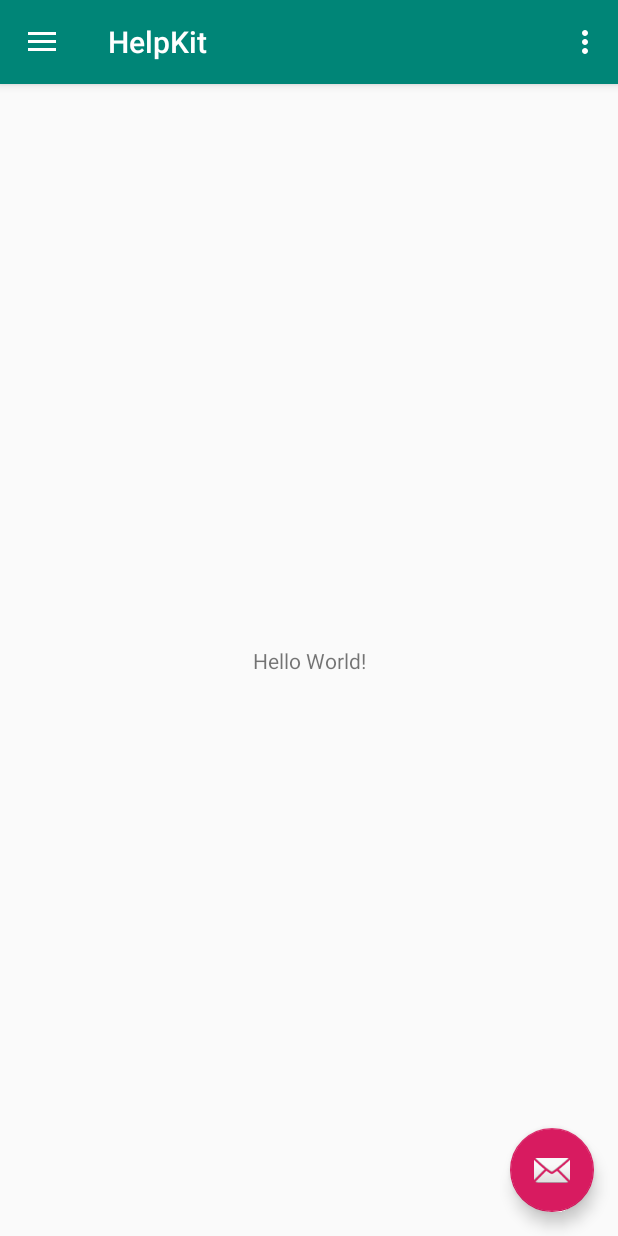
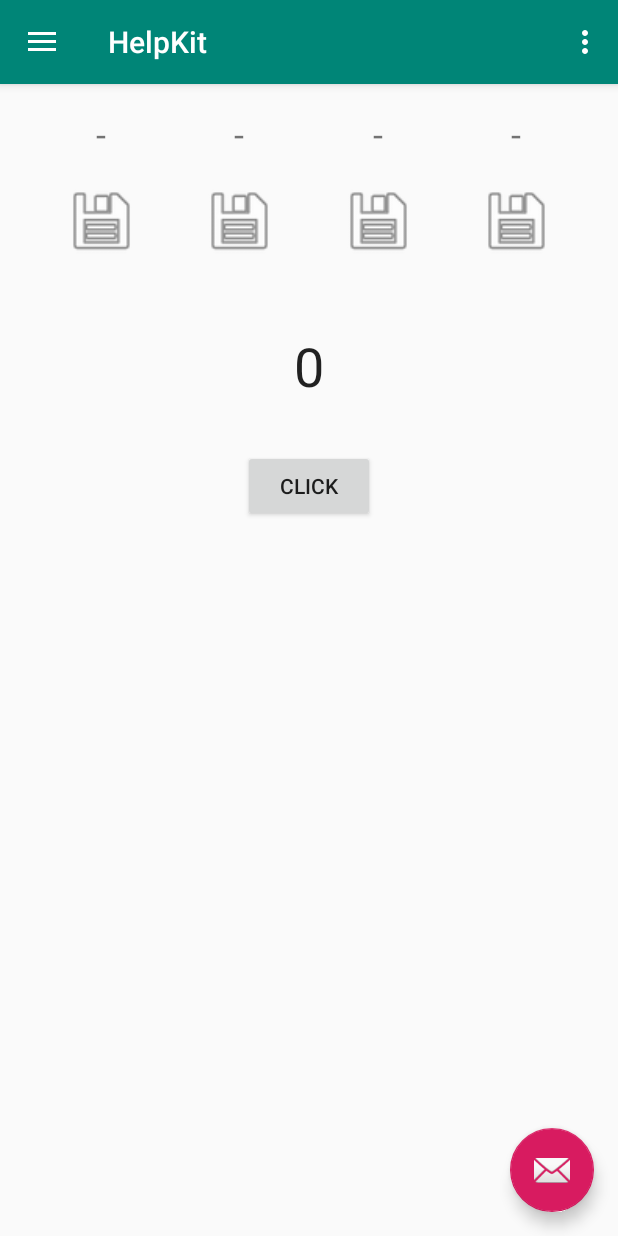
Before and after one commit to drandoolet/HelpKit, an Android app: the screen it shows after launch (MainActivity), in the side drawer, after a tap on "Send", on a phone screen of 412 x 824 dp. Run offline under Robolectric (Android 15) with nearby library versions, the phone set to English and light mode, and no system bars.

Commit message:
added Randomizer and Clicker

```diff
--- a/src/main/java/com/example/user/helpkit/MainActivity.java
+++ b/src/main/java/com/example/user/helpkit/MainActivity.java
@@ -1,5 +1,7 @@
 package com.example.user.helpkit;
 
+import android.support.v4.app.Fragment;
+import android.support.v4.app.FragmentTransaction;
 import android.os.Bundle;
 import android.support.design.widget.FloatingActionButton;
 import android.support.design.widget.Snackbar;
@@ -12,6 +14,7 @@ import android.support.v7.app.AppCompatActivity;
 import android.support.v7.widget.Toolbar;
 import android.view.Menu;
 import android.view.MenuItem;
+import android.widget.ImageButton;
 
 public class MainActivity extends AppCompatActivity
         implements NavigationView.OnNavigationItemSelectedListener {
@@ -40,6 +43,11 @@ public class MainActivity extends AppCompatActivity
 
         NavigationView navigationView = (NavigationView) findViewById(R.id.nav_view);
         navigationView.setNavigationItemSelectedListener(this);
+
+        FragmentTransaction transaction = getSupportFragmentManager().beginTransaction();
+        MainFragment fragment = new MainFragment();
+        transaction.replace(R.id.container, fragment, "initial"); //TODO add tags
+        transaction.commit();
     }
 
     @Override
@@ -80,18 +88,16 @@ public class MainActivity extends AppCompatActivity
         // Handle navigation view item clicks here.
         int id = item.getItemId();
 
-        if (id == R.id.nav_camera) {
-            // Handle the camera action
-        } else if (id == R.id.nav_gallery) {
-
-        } else if (id == R.id.nav_slideshow) {
-
-        } else if (id == R.id.nav_manage) {
-
-        } else if (id == R.id.nav_share) {
-
-        } else if (id == R.id.nav_send) {
-
+        if (id == R.id.nav_randomizer) {
+            FragmentTransaction transaction = getSupportFragmentManager().beginTransaction();
+            RandomizerFragment fragment = new RandomizerFragment();
+            transaction.replace(R.id.container, fragment, "randomizer");
+            transaction.commit();
+        } else if (id == R.id.nav_clicker) {
+            FragmentTransaction transaction = getSupportFragmentManager().beginTransaction();
+            ClickerFragment fragment = new ClickerFragment();
+            transaction.replace(R.id.container, fragment, "clicker");
+            transaction.commit();
         }
 
         DrawerLayout drawer = (DrawerLayout) findViewById(R.id.drawer_layout);
--- /dev/null
+++ b/src/main/java/com/example/user/helpkit/MainFragment.java
@@ -0,0 +1,45 @@
+package com.example.user.helpkit;
+
+import android.os.Bundle;
+import android.support.annotation.NonNull;
+import android.support.annotation.Nullable;
+import android.support.v4.app.Fragment;
+import android.support.v4.app.FragmentTransaction;
+import android.view.LayoutInflater;
+import android.view.View;
+import android.view.ViewGroup;
+import android.widget.ImageButton;
+
+public class MainFragment extends Fragment {
+    private ImageButton fragment1Button, fragment2Button;
+
+
+    @Override
+    public View onCreateView(@NonNull LayoutInflater inflater, @Nullable ViewGroup container, @Nullable Bundle savedInstanceState) {
+        View view = inflater.inflate(R.layout.fragment_main, container, false);
+
+        fragment1Button = view.findViewById(R.id.fragment1ImageButton);
+        fragment2Button = view.findViewById(R.id.fragment2ImageButton);
+
+        ImageButton[] buttons = {fragment1Button, fragment2Button};
+        for (ImageButton button : buttons) button.setOnClickListener(buttonListener);
+
+        return view;
+    }
+
+    private View.OnClickListener buttonListener = new View.OnClickListener() {
+        @Override
+        public void onClick(View view) {
+            Fragment fragment = null;
+            switch (view.getId()) {
+                case R.id.fragment1ImageButton: fragment = new RandomizerFragment(); break;
+                case R.id.fragment2ImageButton: fragment = new ClickerFragment(); break;
+            }
+            if (fragment != null) {
+                FragmentTransaction transaction = getFragmentManager().beginTransaction();
+                transaction.replace(R.id.container, fragment, "initial"); //TODO add tags
+                transaction.commit();
+            }
+        }
+    };
+}
--- /dev/null
+++ b/src/main/java/com/example/user/helpkit/RandomizerFragment.java
@@ -0,0 +1,61 @@
+package com.example.user.helpkit;
+
+import android.os.Bundle;
+import android.support.annotation.NonNull;
+import android.support.annotation.Nullable;
+import android.support.v4.app.Fragment;
+import android.view.LayoutInflater;
+import android.view.View;
+import android.view.ViewGroup;
+import android.widget.Button;
+import android.widget.EditText;
+import android.widget.TextView;
+import android.widget.Toast;
+
+import java.security.SecureRandom;
+
+public class RandomizerFragment extends Fragment {
+    private int boundFrom, boundTo;
+    private SecureRandom random;
+    private Button randomizeButton;
+    private EditText boundFromEditText, boundToEditText;
+    private TextView resultTextView;
+
+    @Override
+    public View onCreateView(@NonNull LayoutInflater inflater, @Nullable ViewGroup container, @Nullable Bundle savedInstanceState) {
+        View view = inflater.inflate(R.layout.fragment_randomizer, container, false);
+
+        boundFromEditText = view.findViewById(R.id.boundFromEditText);
+        boundToEditText = view.findViewById(R.id.boundToEditText);
+
+        randomizeButton = view.findViewById(R.id.randomizeButton);
+        randomizeButton.setOnClickListener(buttonListener);
+
+        resultTextView = view.findViewById(R.id.resultTextView);
+
+        random = new SecureRandom();
+
+        return view;
+    }
+
+    private View.OnClickListener buttonListener = new View.OnClickListener() {
+        @Override
+        public void onClick(View view) {
+            if (boundFromEditText.getText().toString().equals("")) {
+                if (boundToEditText.getText().toString().equals("")) {
+                    Toast.makeText(getContext(), "enter at least the upper bound", Toast.LENGTH_SHORT).show();
+                } else {
+                    boundTo = Integer.parseInt(boundToEditText.getText().toString());
+                    resultTextView.setText(Integer.toString(1 + random.nextInt(boundTo)));
+                }
+            } else {
+                boundFrom = Integer.parseInt(boundFromEditText.getText().toString());
+                boundTo = Integer.parseInt(boundToEditText.getText().toString());
+
+                if ((boundTo - boundFrom)<0) {
+                    Toast.makeText(getContext(), "illegal bounds", Toast.LENGTH_SHORT).show();
+                } else resultTextView.setText(Integer.toString(boundFrom + random.nextInt(boundTo - boundFrom+1)));
+            }
+        }
+    };
+}
--- /dev/null
+++ b/src/main/res/drawable/ic_clicker.xml
@@ -0,0 +1,9 @@
+<vector xmlns:android="http://schemas.android.com/apk/res/android"
+        android:width="24dp"
+        android:height="24dp"
+        android:viewportWidth="24.0"
+        android:viewportHeight="24.0">
+    <path
+        android:fillColor="#FF000000"
+        android:pathData="M10,8L8,8v4L4,12v2h4v4h2v-4h4v-2h-4zM14.5,6.08L14.5,7.9l2.5,-0.5L17,18h2L19,5z"/>
+</vector>
--- /dev/null
+++ b/src/main/res/drawable/ic_randomizer.xml
@@ -0,0 +1,9 @@
+<vector xmlns:android="http://schemas.android.com/apk/res/android"
+        android:width="24dp"
+        android:height="24dp"
+        android:viewportWidth="24.0"
+        android:viewportHeight="24.0">
+    <path
+        android:fillColor="#FF000000"
+        android:pathData="M10.59,9.17L5.41,4 4,5.41l5.17,5.17 1.42,-1.41zM14.5,4l2.04,2.04L4,18.59 5.41,20 17.96,7.46 20,9.5L20,4h-5.5zM14.83,13.41l-1.41,1.41 3.13,3.13L14.5,20L20,20v-5.5l-2.04,2.04 -3.13,-3.13z"/>
+</vector>
--- a/src/main/res/layout/content_main.xml
+++ b/src/main/res/layout/content_main.xml
@@ -2,19 +2,11 @@
 <android.support.constraint.ConstraintLayout xmlns:android="http://schemas.android.com/apk/res/android"
     xmlns:app="http://schemas.android.com/apk/res-auto"
     xmlns:tools="http://schemas.android.com/tools"
+    android:id="@+id/container"
     android:layout_width="match_parent"
     android:layout_height="match_parent"
     app:layout_behavior="@string/appbar_scrolling_view_behavior"
     tools:context=".MainActivity"
     tools:showIn="@layout/app_bar_main">
 
-    <TextView
-        android:layout_width="wrap_content"
-        android:layout_height="wrap_content"
-        android:text="Hello World!"
-        app:layout_constraintBottom_toBottomOf="parent"
-        app:layout_constraintLeft_toLeftOf="parent"
-        app:layout_constraintRight_toRightOf="parent"
-        app:layout_constraintTop_toTopOf="parent" />
-
 </android.support.constraint.ConstraintLayout>
--- /dev/null
+++ b/src/main/res/layout/fragment_clicker.xml
@@ -0,0 +1,132 @@
+<?xml version="1.0" encoding="utf-8"?>
+<android.support.constraint.ConstraintLayout xmlns:android="http://schemas.android.com/apk/res/android"
+    xmlns:app="http://schemas.android.com/apk/res-auto"
+    xmlns:tools="http://schemas.android.com/tools"
+    android:layout_width="match_parent"
+    android:layout_height="match_parent">
+
+    <TextView
+        android:id="@+id/mainCounterTextView"
+        android:layout_width="@dimen/dimen_random_bounds"
+        android:layout_height="@dimen/dimen_random_bounds"
+        android:layout_marginStart="8dp"
+        android:layout_marginTop="32dp"
+        android:layout_marginEnd="8dp"
+        android:gravity="center"
+        android:text="0"
+        android:textAppearance="@android:style/TextAppearance.Large"
+        android:textSize="36sp"
+        app:layout_constraintEnd_toEndOf="@+id/save3Button"
+        app:layout_constraintStart_toStartOf="@+id/save2Button"
+        app:layout_constraintTop_toBottomOf="@+id/save2Button" />
+
+    <TextView
+        android:id="@+id/save1TextView"
+        android:layout_width="@dimen/dimen_click_save"
+        android:layout_height="@dimen/dimen_click_save"
+        android:layout_marginTop="8dp"
+        android:gravity="center"
+        android:text="-"
+        android:textSize="24sp"
+        app:layout_constraintEnd_toStartOf="@+id/save2TextView"
+        app:layout_constraintHorizontal_bias="0.5"
+        app:layout_constraintStart_toStartOf="parent"
+        app:layout_constraintTop_toTopOf="parent" />
+
+    <TextView
+        android:id="@+id/save2TextView"
+        android:layout_width="@dimen/dimen_click_save"
+        android:layout_height="@dimen/dimen_click_save"
+        android:layout_marginTop="8dp"
+        android:gravity="center"
+        android:text="-"
+        android:textSize="24sp"
+        app:layout_constraintEnd_toStartOf="@+id/save3TextView"
+        app:layout_constraintHorizontal_bias="0.5"
+        app:layout_constraintStart_toEndOf="@+id/save1TextView"
+        app:layout_constraintTop_toTopOf="parent" />
+
+    <TextView
+        android:id="@+id/save3TextView"
+        android:layout_width="@dimen/dimen_click_save"
+        android:layout_height="@dimen/dimen_click_save"
+        android:layout_marginTop="8dp"
+        android:gravity="center"
+        android:text="-"
+        android:textSize="24sp"
+        app:layout_constraintEnd_toStartOf="@+id/save4TextView"
+        app:layout_constraintHorizontal_bias="0.5"
+        app:layout_constraintStart_toEndOf="@+id/save2TextView"
+        app:layout_constraintTop_toTopOf="parent" />
+
+    <TextView
+        android:id="@+id/save4TextView"
+        android:layout_width="@dimen/dimen_click_save"
+        android:layout_height="@dimen/dimen_click_save"
+        android:layout_marginTop="8dp"
+        android:gravity="center"
+        android:text="-"
+        android:textSize="24sp"
+        app:layout_constraintEnd_toEndOf="parent"
+        app:layout_constraintHorizontal_bias="0.5"
+        app:layout_constraintStart_toEndOf="@+id/save3TextView"
+        app:layout_constraintTop_toTopOf="parent" />
+
+    <Button
+        android:id="@+id/clickerButton"
+        android:layout_width="wrap_content"
+        android:layout_height="wrap_content"
+        android:layout_marginTop="16dp"
+        android:text="click"
+        app:layout_constraintEnd_toEndOf="@+id/mainCounterTextView"
+        app:layout_constraintStart_toStartOf="@+id/mainCounterTextView"
+        app:layout_constraintTop_toBottomOf="@+id/mainCounterTextView" />
+
+    <ImageButton
+        android:id="@+id/save1Button"
+        android:layout_width="0dp"
+        android:layout_height="@dimen/dimen_click_save"
+        android:layout_marginTop="8dp"
+        android:background="@android:drawable/ic_menu_save"
+        app:layout_constraintEnd_toEndOf="@+id/save1TextView"
+        app:layout_constraintStart_toStartOf="@+id/save1TextView"
+        app:layout_constraintTop_toBottomOf="@+id/save1TextView"
+        tools:srcCompat="@tools:sample/avatars" />
+
+    <ImageButton
+        android:id="@+id/save2Button"
+        android:layout_width="0dp"
+        android:layout_height="@dimen/dimen_click_save"
+        android:layout_marginTop="8dp"
+        android:background="@android:drawable/ic_menu_save"
+        app:layout_constraintEnd_toEndOf="@+id/save2TextView"
+        app:layout_constraintHorizontal_bias="1.0"
+        app:layout_constraintStart_toStartOf="@+id/save2TextView"
+        app:layout_constraintTop_toBottomOf="@+id/save2TextView"
+        tools:srcCompat="@tools:sample/avatars" />
+
+    <ImageButton
+        android:id="@+id/save3Button"
+        android:layout_width="0dp"
+        android:layout_height="@dimen/dimen_click_save"
+        android:layout_marginTop="8dp"
+        android:background="@android:drawable/ic_menu_save"
+        app:layout_constraintEnd_toEndOf="@+id/save3TextView"
+        app:layout_constraintHorizontal_bias="1.0"
+        app:layout_constraintStart_toStartOf="@+id/save3TextView"
+        app:layout_constraintTop_toBottomOf="@+id/save3TextView"
+        tools:srcCompat="@tools:sample/avatars" />
+
+    <ImageButton
+        android:id="@+id/save4Button"
+        android:layout_width="0dp"
+        android:layout_height="@dimen/dimen_click_save"
+        android:layout_marginTop="8dp"
+        android:background="@android:drawable/ic_menu_save"
+        app:layout_constraintEnd_toEndOf="@+id/save4TextView"
+        app:layout_constraintHorizontal_bias="1.0"
+        app:layout_constraintStart_toStartOf="@+id/save4TextView"
+        app:layout_constraintTop_toBottomOf="@+id/save4TextView"
+        tools:srcCompat="@tools:sample/avatars" />
+
+</android.support.constraint.ConstraintLayout>
--- a/src/main/res/menu/activity_main_drawer.xml
+++ b/src/main/res/menu/activity_main_drawer.xml
@@ -5,21 +5,13 @@
 
     <group android:checkableBehavior="single">
         <item
-            android:id="@+id/nav_camera"
-            android:icon="@drawable/ic_menu_camera"
-            android:title="Import" />
+            android:id="@+id/nav_randomizer"
+            android:icon="@drawable/ic_randomizer"
+            android:title="Randomizer" />
         <item
-            android:id="@+id/nav_gallery"
-            android:icon="@drawable/ic_menu_gallery"
-            android:title="Gallery" />
-        <item
-            android:id="@+id/nav_slideshow"
-            android:icon="@drawable/ic_menu_slideshow"
-            android:title="Slideshow" />
-        <item
-            android:id="@+id/nav_manage"
-            android:icon="@drawable/ic_menu_manage"
-            android:title="Tools" />
+            android:id="@+id/nav_clicker"
+            android:icon="@drawable/ic_clicker"
+            android:title="Clicker" />
     </group>
 
     <item android:title="Communicate">
--- a/src/main/res/values/dimens.xml
+++ b/src/main/res/values/dimens.xml
@@ -5,4 +5,7 @@
     <dimen name="nav_header_vertical_spacing">8dp</dimen>
     <dimen name="nav_header_height">176dp</dimen>
     <dimen name="fab_margin">16dp</dimen>
+    <dimen name="dimen_random_bounds">80dp</dimen>
+    <dimen name="dimen_click_save">50dp</dimen>
+    <dimen name="dimen_main_button">120dp</dimen>
 </resources>
```
Also changed, not shown: build.gradle (+21 -0 lines), src/main/java/com/example/user/helpkit/ClickerFragment.java (added, +77 -0 lines), src/main/res/layout/fragment_main.xml (added, +33 -0 lines), src/main/res/layout/fragment_randomizer.xml (added, +62 -0 lines).
